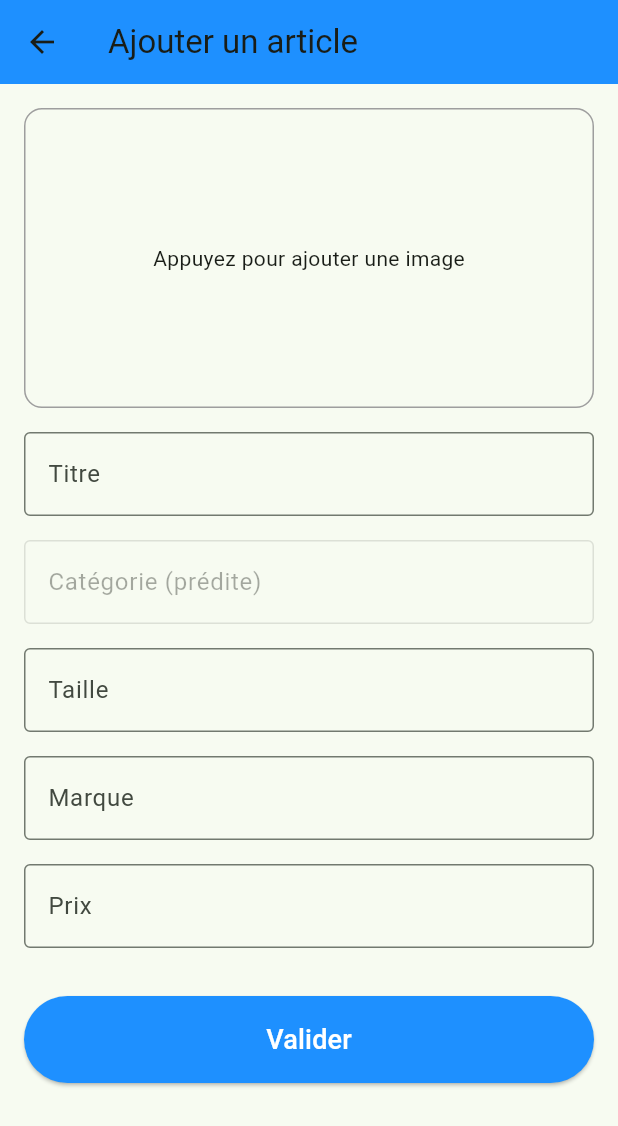
After one commit to Amyine42/Vetement_IA, a Flutter app: the HomePage screen opened by its route, item 3 of the bottom bar chosen, after a tap on "Ajouter un vêtement", on a phone screen of 412 x 824 dp. The commit adds this screen. Shown: the top 1126 px of the screen. Run offline on Flutter 3.47's test engine with Material 3 defaults, Android fonts, the phone set to English and light mode, and no system bars; our stand-ins replace firebase_auth, firebase_core, firebase_database, firebase_storage, image_picker; accounts and stored records are empty; statements that could not run were skipped.

Commit message:
Add clothing model

```diff
--- /dev/null
+++ b/lib/screens/add_clothing_form.dart
@@ -0,0 +1,245 @@
+// lib/screens/add_clothing_form.dart
+
+import 'dart:convert';
+import 'dart:typed_data';
+import 'package:flutter/material.dart';
+import 'package:firebase_database/firebase_database.dart';
+import 'package:firebase_storage/firebase_storage.dart';
+import 'package:image_picker/image_picker.dart';
+import 'package:vetement_ia/screens/home_page.dart';
+import '../services/clothing_classifier_service.dart';
+
+class AddClothingForm extends StatefulWidget {
+  const AddClothingForm({Key? key}) : super(key: key);
+
+  @override
+  _AddClothingFormState createState() => _AddClothingFormState();
+}
+
+class _AddClothingFormState extends State<AddClothingForm> {
+  final _formKey = GlobalKey<FormState>();
+  final TextEditingController _titleController = TextEditingController();
+  final TextEditingController _sizeController = TextEditingController();
+  final TextEditingController _brandController = TextEditingController();
+  final TextEditingController _priceController = TextEditingController();
+  final TextEditingController _categoryController = TextEditingController();
+
+  final DatabaseReference _dbRef = FirebaseDatabase.instance.ref('clothes');
+  final picker = ImagePicker();
+
+  Uint8List? _imageBytes;
+  String? _predictedCategory;
+  bool _isLoading = false;
+
+  Future<void> _getImage() async {
+    try {
+      final pickedFile = await picker.pickImage(source: ImageSource.gallery);
+
+      if (pickedFile != null) {
+        // Lire les bytes de l'image
+        final bytes = await pickedFile.readAsBytes();
+
+        setState(() {
+          _imageBytes = bytes;
+          _isLoading = true;
+        });
+
+        // Classifier l'image avec l'API
+        final result = await ClothingClassifierService.classifyImage(_imageBytes!);
+
+        setState(() {
+          _predictedCategory = result['category'];
+          _categoryController.text = _predictedCategory ?? '';
+          _isLoading = false;
+        });
+      }
+    } catch (e) {
+      print('Error: $e');
+      setState(() {
+        _predictedCategory = 'Erreur de classification';
+        _categoryController.text = _predictedCategory ?? '';
+        _isLoading = false;
+      });
+      ScaffoldMessenger.of(context).showSnackBar(
+        const SnackBar(content: Text('Erreur lors de la classification')),
+      );
+    }
+  }
+
+  Future<void> _addArticle() async {
+  if (_formKey.currentState!.validate() && _imageBytes != null && _predictedCategory != null) {
+    try {
+      // Créer le nouveau vêtement
+      Map<String, dynamic> newClothing = {
+        'titre': _titleController.text,
+        'tailles': [_sizeController.text], // Liste des tailles
+        'marque': _brandController.text,
+        'prix': double.parse(_priceController.text),
+        'categorie': _predictedCategory,
+        // Convertir les bytes en base64 pour l'affichage
+        'image': base64Encode(_imageBytes!),
+      };
+
+      // Retourner à la HomePage avec mise à jour
+      Navigator.pushAndRemoveUntil(
+        context,
+        MaterialPageRoute(
+          builder: (context) => HomePage(
+            newClothing: newClothing,
+          ),
+        ),
+        (route) => false,
+      );
+
+    } catch (e) {
+      print('Erreur: $e');
+      setState(() => _isLoading = false);
+      ScaffoldMessenger.of(context).showSnackBar(
+        SnackBar(content: Text('Erreur: ${e.toString()}')),
+      );
+    }
+  } else {
+    ScaffoldMessenger.of(context).showSnackBar(
+      const SnackBar(
+        content: Text('Veuillez remplir tous les champs et ajouter une image'),
+      ),
+    );
+  }
+}
+
+  @override
+  Widget build(BuildContext context) {
+    return Scaffold(
+      appBar: AppBar(
+        title: const Text('Ajouter un article'),
+        backgroundColor: const Color(0xFF1E90FF),
+      ),
+      body: Padding(
+        padding: const EdgeInsets.all(16.0),
+        child: Form(
+          key: _formKey,
+          child: SingleChildScrollView(
+            child: Column(
+              crossAxisAlignment: CrossAxisAlignment.stretch,
+              children: [
+                // Section Image
+                GestureDetector(
+                  onTap: _getImage,
+                  child: Container(
+                    height: 200,
+                    width: double.infinity,
+                    decoration: BoxDecoration(
+                      border: Border.all(color: Colors.grey),
+                      borderRadius: BorderRadius.circular(12),
+                    ),
+                    child: _imageBytes == null
+                        ? const Center(child: Text('Appuyez pour ajouter une image'))
+                        : ClipRRect(
+                            borderRadius: BorderRadius.circular(12),
+                            child: Image.memory(
+                              _imageBytes!,
+                              fit: BoxFit.cover,
+                            ),
+                          ),
+                  ),
+                ),
+                const SizedBox(height: 16),
+
+                if (_isLoading)
+                  const Center(child: CircularProgressIndicator())
+                else ...[
+                  TextFormField(
+                    controller: _titleController,
+                    decoration: const InputDecoration(
+                      labelText: 'Titre',
+                      border: OutlineInputBorder(),
+                    ),
+                    validator: (value) =>
+                        value?.isEmpty ?? true ? 'Ce champ est requis' : null,
+                  ),
+                  const SizedBox(height: 16),
+
+                  TextFormField(
+                    controller: _categoryController,
+                    decoration: const InputDecoration(
+                      labelText: 'Catégorie (prédite)',
+                      border: OutlineInputBorder(),
+                    ),
+                    enabled: false,
+                  ),
+                  const SizedBox(height: 16),
+
+                  TextFormField(
+                    controller: _sizeController,
+                    decoration: const InputDecoration(
+                      labelText: 'Taille',
+                      border: OutlineInputBorder(),
+                    ),
+                    validator: (value) =>
+                        value?.isEmpty ?? true ? 'Ce champ est requis' : null,
+                  ),
+                  const SizedBox(height: 16),
+
+                  TextFormField(
+                    controller: _brandController,
+                    decoration: const InputDecoration(
+                      labelText: 'Marque',
+                      border: OutlineInputBorder(),
+                    ),
+                    validator: (value) =>
+                        value?.isEmpty ?? true ? 'Ce champ est requis' : null,
+                  ),
+                  const SizedBox(height: 16),
+
+                  TextFormField(
+                    controller: _priceController,
+                    decoration: const InputDecoration(
+                      labelText: 'Prix',
+                      border: OutlineInputBorder(),
+                    ),
+                    keyboardType: TextInputType.number,
+                    validator: (value) {
+                      if (value == null || value.isEmpty) {
+                        return 'Ce champ est requis';
+                      }
+                      if (double.tryParse(value) == null) {
+                        return 'Veuillez entrer un nombre valide';
+                      }
+                      return null;
+                    },
+                  ),
+                  const SizedBox(height: 32),
+
+                  ElevatedButton(
+                    onPressed: _addArticle,
+                    style: ElevatedButton.styleFrom(
+                      backgroundColor: const Color(0xFF1E90FF),
+                      padding: const EdgeInsets.symmetric(vertical: 16),
+                    ),
+                    child: const Text(
+                      'Valider',
+                      style: TextStyle(
+                        fontSize: 18,
+                        color: Colors.white,
+                      ),
+                    ),
+                  ),
+                ],
+              ],
+            ),
+          ),
+        ),
+      ),
+    );
+  }
+
+  @override
+  void dispose() {
+    _titleController.dispose();
+    _sizeController.dispose();
+    _brandController.dispose();
+    _priceController.dispose();
+    _categoryController.dispose();
+    super.dispose();
+  }
+}
--- a/lib/screens/home_page.dart
+++ b/lib/screens/home_page.dart
@@ -4,7 +4,9 @@ import 'shop_content.dart';
 import 'cart_screen.dart';
 
 class HomePage extends StatefulWidget {
-  const HomePage({super.key});
+  final Map<String, dynamic>? newClothing;
+
+  const HomePage({Key? key, this.newClothing}) : super(key: key);
 
   @override
   State<HomePage> createState() => _HomePageState();
@@ -13,17 +15,28 @@ class HomePage extends StatefulWidget {
 class _HomePageState extends State<HomePage> {
   int _selectedIndex = 0;
 
+
   void _onItemTapped(int index) {
     setState(() {
       _selectedIndex = index;
     });
   }
 
-  final List<Widget> _pages = [
+  List<Widget> _pages = [
     const ShopContent(),
     const CartScreen(),
     const ProfilePage(),
   ];
+
+  @override
+  void initState() {
+    super.initState();
+    _pages = [
+      ShopContent(newClothing: widget.newClothing),  // Passer le newClothing ici
+      const CartScreen(),
+      const ProfilePage(),
+    ];
+  }
 
   PreferredSizeWidget? _buildAppBar() {
     if (_selectedIndex == 2) {
--- a/lib/screens/profile_page.dart
+++ b/lib/screens/profile_page.dart
@@ -1,6 +1,7 @@
 import 'package:flutter/material.dart';
 import 'package:firebase_database/firebase_database.dart';
 import 'package:firebase_auth/firebase_auth.dart';
+import 'add_clothing_form.dart';
 import 'login_page.dart';
 
 class ProfilePage extends StatefulWidget {
@@ -123,6 +124,25 @@ class _ProfilePageState extends State<ProfilePage> {
   }
 }
 
+Widget _buildAddClothingButton(BuildContext context) {
+  return Padding(
+    padding: EdgeInsets.symmetric(vertical: 16.0),
+    child: ElevatedButton.icon(
+      onPressed: () {
+        Navigator.push(
+          context,
+          MaterialPageRoute(builder: (context) => AddClothingForm()),
+        );
+      },
+      icon: Icon(Icons.add_circle_outline),
+      label: Text('Ajouter un vêtement'),
+      style: ElevatedButton.styleFrom(
+        padding: EdgeInsets.symmetric(vertical: 12, horizontal: 24),
+      ),
+    ),
+  );
+}
+
   @override
 Widget build(BuildContext context) {
   if (_isLoading) {
@@ -227,11 +247,36 @@ class _ProfilePageState extends State<ProfilePage> {
                 ),
                 const SizedBox(height: 32),
 
-                  // Bouton de déconnexion
+                // Nouveau bouton pour ajouter un vêtement
+                ElevatedButton.icon(
+                  onPressed: () {
+                    Navigator.push(
+                      context,
+                      MaterialPageRoute(builder: (context) => AddClothingForm()),
+                    );
+                  },
+                  icon: const Icon(
+                    Icons.add_circle_outline,
+                    color: Colors.white,
+                  ),
+                  label: const Text(
+                    'Ajouter un vêtement',
+                    style: TextStyle(
+                      color: Colors.white,
+                      fontSize: 16,
+                    ),
+                  ),
+                  style: ElevatedButton.styleFrom(
+                    padding: const EdgeInsets.symmetric(vertical: 16),
+                    backgroundColor: Colors.blue, // Vous pouvez ajuster la couleur
+                  ),
+                ),
+                const SizedBox(height: 16),
+
+                // Bouton de validation
                 ElevatedButton(
                   onPressed: _isSaving ? null : _saveUserData,
                   style: ElevatedButton.styleFrom(
-
                     padding: const EdgeInsets.symmetric(vertical: 16),
                   ),
                   child: const Text(
--- a/pubspec.yaml
+++ b/pubspec.yaml
@@ -34,6 +34,9 @@ dependencies:
   firebase_core: ^3.7.0
   firebase_auth: ^5.3.2
   provider : ^6.0.5
+  http : ^1.1.0
+  firebase_storage : ^12.3.7
+  image_picker : ^0.8.7
 
   # The following adds the Cupertino Icons font to your application.
   # Use with the CupertinoIcons class for iOS style icons.
@@ -63,8 +66,8 @@ flutter:
   uses-material-design: true
 
   assets:
-    - assets/images/photo_pro.jpeg
     - assets/images/clothes_logo.jpg
+    - assets/model_3.h5
 
   # An image asset can refer to one or more resolution-specific "variants", see
   # https://flutter.dev/to/resolution-aware-images
```
Also changed, not shown: lib/models/category.dart (added, +42 -0 lines), lib/screens/shop_content.dart (+52 -6 lines), lib/services/categories_grid.dart (added, +85 -0 lines), lib/services/clothing_classifier_service.dart (added, +50 -0 lines), assets/images/photo_pro.jpeg (deleted), pubspec.lock, 7 other files. Lines whose indentation alone changed are shown as unchanged.
